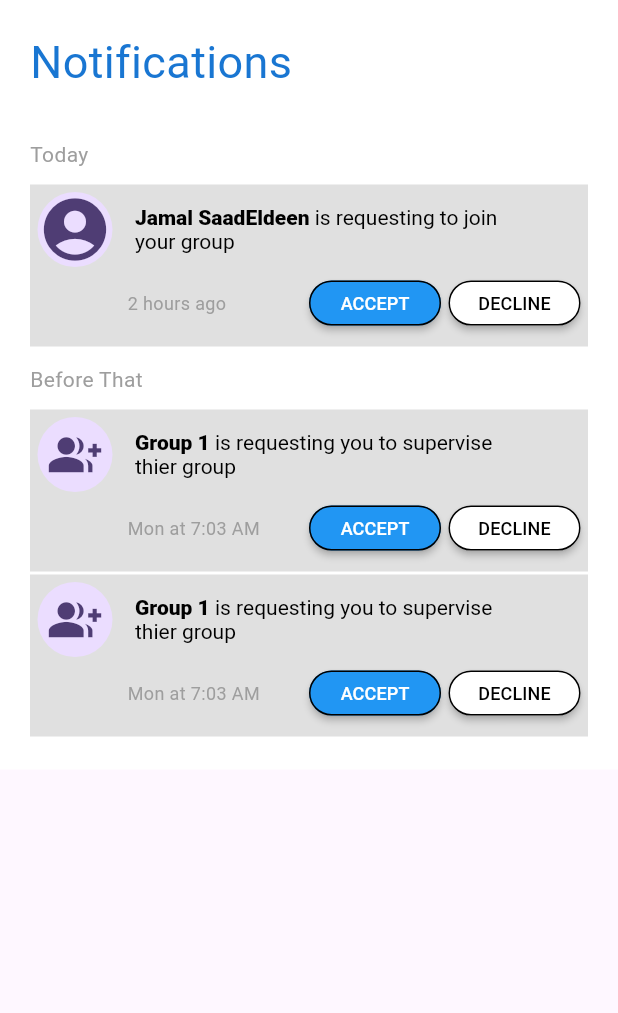
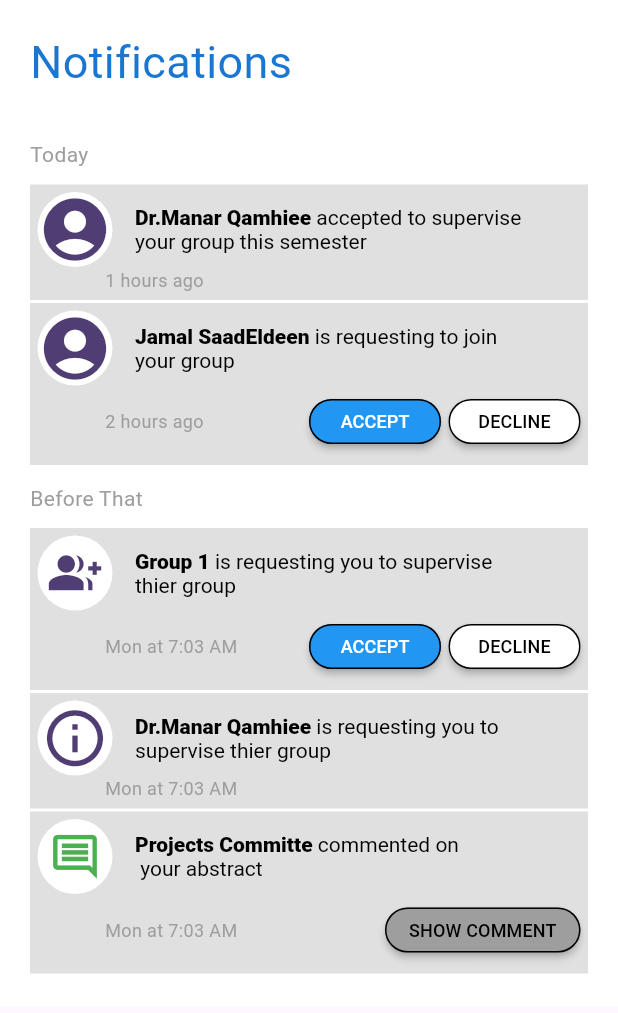
Before and after one commit to Omar-Qaneer/LetsGraduate_Mobile, a Flutter app: the Notifications widget shown alone on an empty page, opened directly, on a phone screen of 412 x 824 dp. Shown: the top 1013 px of the screen. Run offline on Flutter 3.47's test engine with Material 3 defaults, Android fonts, the phone set to English and light mode, and no system bars; our stand-ins replace flutter_otp_text_field, get, shared_preferences; accounts and stored records are empty.

Commit message:
Build Notification Page part 5
Create controller file to make one file for every types of notifications and according to it's type the design change

```diff
--- /dev/null
+++ b/lib/controller/supervisor/notifications_controller.dart
@@ -0,0 +1,34 @@
+import 'package:flutter/material.dart';
+import 'package:get/get.dart';
+
+abstract class NotificationsController extends GetxController {
+  Widget notificationLeading(var notificationType, var notificationSenderType);
+}
+
+class NotificationsControllerImp extends NotificationsController {
+  @override
+  Widget notificationLeading(notificationType, notificationSenderType) {
+    if (notificationType == "request" || notificationType == "response") {
+      if (notificationSenderType == "group") {
+        return const Icon(
+          Icons.group_add_sharp,
+          size: 35,
+        );
+      }
+      return const Icon(
+        Icons.account_circle,
+        size: 50,
+      );
+    } else if (notificationType == "comment") {
+      return const Icon(
+        Icons.comment_outlined,
+        size: 35,
+        color: Colors.green,
+      );
+    }
+    return const Icon(
+      Icons.info_outline,
+      size: 45,
+    );
+  }
+}
--- a/lib/view/screen/supervisor/notifications.dart
+++ b/lib/view/screen/supervisor/notifications.dart
@@ -29,10 +29,19 @@ class Notifications extends StatelessWidget {
                 height: 10,
               ),
               const CustomJoinRequest(
+                notificationSender: 'Dr.Manar Qamhiee ',
+                notificationContent:
+                    'accepted to supervise \nyour group this semester',
+                notificationDuration: '1 hours ago',
+                notificationType: 'response',
+                notificationSenderType: 'supervisor',
+              ),
+              const CustomJoinRequest(
                 notificationSender: 'Jamal SaadEldeen ',
                 notificationContent: 'is requesting to join \nyour group',
                 notificationDuration: '2 hours ago',
-                notificationType: 'group',
+                notificationType: 'request',
+                notificationSenderType: 'student',
               ),
               const Padding(
                 padding: EdgeInsets.symmetric(vertical: 10),
@@ -46,14 +55,23 @@ class Notifications extends StatelessWidget {
                 notificationContent:
                     'is requesting you to supervise \nthier group',
                 notificationDuration: 'Mon at 7:03 AM',
-                notificationType: 'supevisor',
+                notificationType: 'request',
+                notificationSenderType: 'group',
               ),
               const CustomJoinRequest(
-                notificationSender: 'Group 1 ',
+                notificationSender: 'Dr.Manar Qamhiee ',
                 notificationContent:
-                    'is requesting you to supervise \nthier group',
+                    'is requesting you to \nsupervise thier group',
                 notificationDuration: 'Mon at 7:03 AM',
-                notificationType: 'supevisor',
+                notificationType: 'info',
+                notificationSenderType: 'group',
+              ),
+              const CustomJoinRequest(
+                notificationSender: 'Projects Committe ',
+                notificationContent: 'commented on\n your abstract',
+                notificationDuration: 'Mon at 7:03 AM',
+                notificationType: 'comment',
+                notificationSenderType: 'group',
               ),
             ],
           ),
--- a/lib/view/widget/supervisor/notifications/custom_notification_view.dart
+++ b/lib/view/widget/supervisor/notifications/custom_notification_view.dart
@@ -1,10 +1,12 @@
 import 'package:flutter/material.dart';
+import 'package:flutter_application_1/controller/supervisor/notifications_controller.dart';
 import 'package:flutter_application_1/view/widget/supervisor/notifications/custom_notification_content.dart';
 import 'package:flutter_application_1/view/widget/supervisor/notifications/custombuttons_acceptanddecline.dart';
 import 'package:get/get.dart';
 
 class CustomJoinRequest extends StatelessWidget {
   final String notificationSender;
+  final String notificationSenderType;
   final String notificationContent;
   final String notificationDuration;
   final String notificationType;
@@ -13,10 +15,13 @@ class CustomJoinRequest extends StatelessWidget {
       required this.notificationSender,
       required this.notificationContent,
       required this.notificationDuration,
-      required this.notificationType});
+      required this.notificationType,
+      required this.notificationSenderType});
 
   @override
   Widget build(BuildContext context) {
+    NotificationsControllerImp controller =
+        Get.put(NotificationsControllerImp());
     return InkWell(
         onTap: () {
           Get.back();
@@ -30,13 +35,10 @@ class CustomJoinRequest extends StatelessWidget {
               Row(
                 children: [
                   CircleAvatar(
+                    backgroundColor: Colors.white,
                     radius: 25,
-                    child: Icon(
-                      notificationType == "group"
-                          ? Icons.account_circle
-                          : Icons.group_add_sharp,
-                      size: notificationType == "group" ? 50 : 35,
-                    ),
+                    child: controller.notificationLeading(
+                        notificationType, notificationSenderType),
                   ),
                   CustomNotificationContent(
                       notificationSender: notificationSender,
@@ -46,14 +48,30 @@ class CustomJoinRequest extends StatelessWidget {
               Row(
                 children: [
                   const SizedBox(
-                    width: 60,
+                    width: 45,
                   ),
                   Text(
                     notificationDuration,
                     style: const TextStyle(color: Colors.grey, fontSize: 12),
                   ),
                   const Spacer(),
-                  const CustomAcceptAndDeclineButtons()
+                  Visibility(
+                      visible: notificationType == "request" ? true : false,
+                      child: const CustomAcceptAndDeclineButtons()),
+                  Visibility(
+                      visible: notificationType == "comment" ? true : false,
+                      child: MaterialButton(
+                        height: 30,
+                        color: Colors.grey,
+                        textColor: Colors.black,
+                        shape: OutlineInputBorder(
+                            borderRadius: BorderRadius.circular(50)),
+                        onPressed: () {},
+                        child: const Text(
+                          "SHOW COMMENT",
+                          style: TextStyle(fontSize: 12),
+                        ),
+                      ))
                 ],
               )
             ],
```
